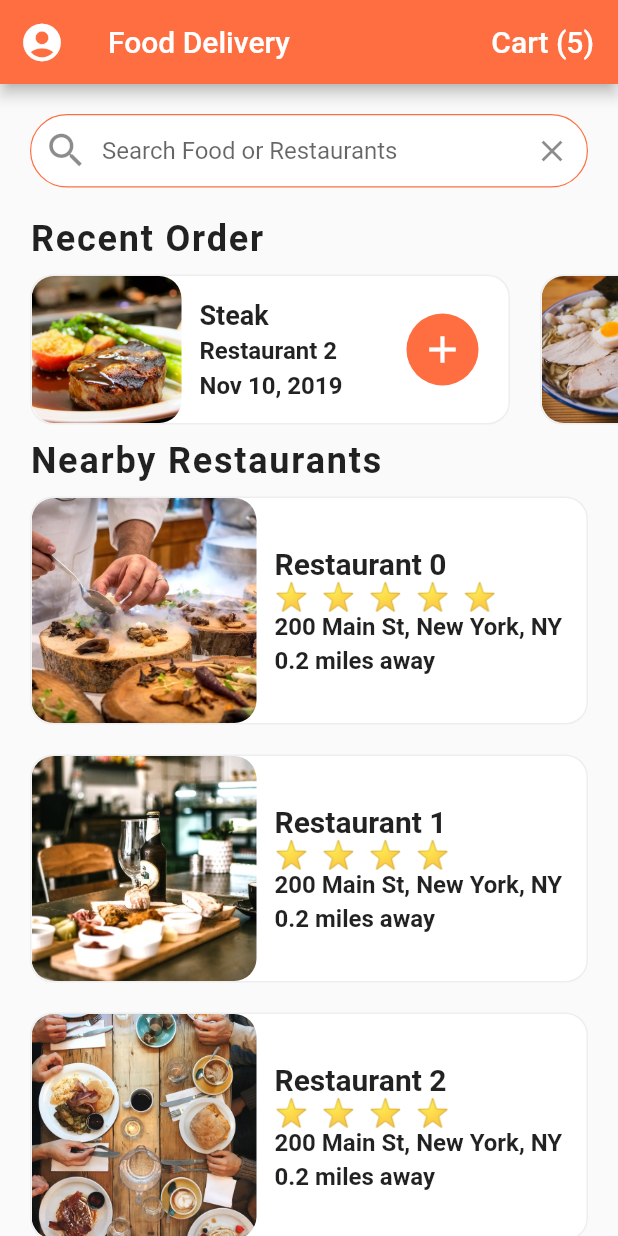
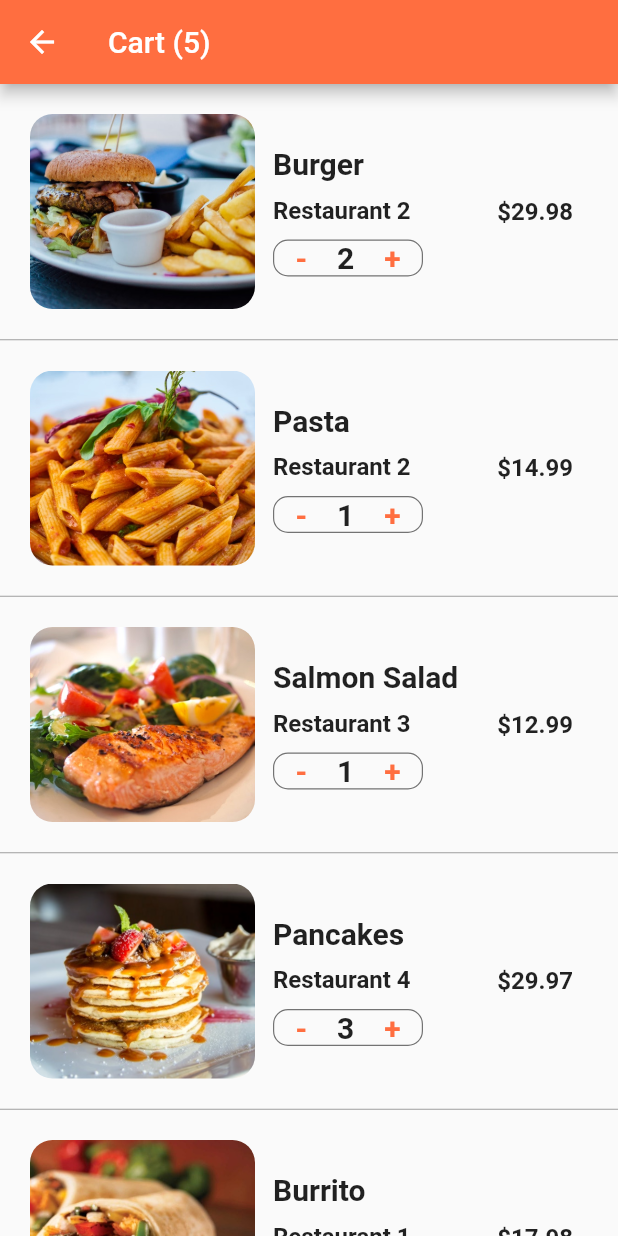
Before and after one commit to DitoCahyaPratama/flutter-food-delivery, a Flutter app: the screen it shows after launch, after a tap on an icon or button, on a phone screen of 412 x 824 dp. Run offline on Flutter 3.47's test engine with Material 2 defaults, Android fonts, the phone set to English and light mode, and no system bars.

Commit message:
Create Cart Screen and Items Quantity Selector

```diff
--- /dev/null
+++ b/lib/screens/cart_screen.dart
@@ -0,0 +1,144 @@
+import 'package:flutter/material.dart';
+import 'package:flutter_food_delivery_ui/data/data.dart';
+import 'package:flutter_food_delivery_ui/models/order.dart';
+
+class CartScreen extends StatefulWidget {
+  @override
+  _CartScreenState createState() => _CartScreenState();
+}
+
+class _CartScreenState extends State<CartScreen> {
+  _buildCartItem(Order order) {
+    return Container(
+      padding: EdgeInsets.all(20.0),
+      height: 170.0,
+      child: Row(
+        children: <Widget>[
+          Expanded(
+            child: Row(
+              children: <Widget>[
+                Container(
+                  width: 150.0,
+                  decoration: BoxDecoration(
+                    image: DecorationImage(
+                      image: AssetImage(order.food.imageUrl),
+                      fit: BoxFit.cover,
+                    ),
+                    borderRadius: BorderRadius.circular(15.0),
+                  ),
+                ),
+                Expanded(
+                  child: Container(
+                    margin: EdgeInsets.all(12.0),
+                    child: Column(
+                      mainAxisAlignment: MainAxisAlignment.center,
+                      crossAxisAlignment: CrossAxisAlignment.start,
+                      children: <Widget>[
+                        Text(
+                          order.food.name,
+                          style: TextStyle(
+                            fontSize: 20.0,
+                            fontWeight: FontWeight.bold,
+                          ),
+                          overflow: TextOverflow.ellipsis,
+                        ),
+                        SizedBox(height: 10.0),
+                        Text(
+                          order.restaurant.name,
+                          style: TextStyle(
+                            fontSize: 16.0,
+                            fontWeight: FontWeight.w600,
+                          ),
+                          overflow: TextOverflow.ellipsis,
+                        ),
+                        SizedBox(height: 10.0),
+                        Container(
+                          width: 100.0,
+                          decoration: BoxDecoration(
+                            borderRadius: BorderRadius.circular(10.0),
+                            border: Border.all(
+                              width: 0.8,
+                              color: Colors.black54,
+                            ),
+                          ),
+                          child: Row(
+                            mainAxisAlignment: MainAxisAlignment.center,
+                            children: <Widget>[
+                              GestureDetector(
+                                onTap: () {},
+                                child: Text(
+                                  '-',
+                                  style: TextStyle(
+                                    color: Theme.of(context).primaryColor,
+                                    fontSize: 20.0,
+                                    fontWeight: FontWeight.w600,
+                                  ),
+                                ),
+                              ),
+                              SizedBox(width: 20.0),
+                              Text(
+                                order.quantity.toString(),
+                                style: TextStyle(
+                                  fontSize: 20.0,
+                                  fontWeight: FontWeight.w600,
+                                ),
+                              ),
+                              SizedBox(width: 20.0),
+                              GestureDetector(
+                                onTap: () {},
+                                child: Text(
+                                  '+',
+                                  style: TextStyle(
+                                    color: Theme.of(context).primaryColor,
+                                    fontSize: 20.0,
+                                    fontWeight: FontWeight.w600,
+                                  ),
+                                ),
+                              ),
+                            ],
+                          ),
+                        ),
+                      ],
+                    ),
+                  ),
+                ),
+              ],
+            ),
+          ),
+          Container(
+            margin: EdgeInsets.all(10.0),
+            child: Text(
+              '\$${order.quantity * order.food.price}',
+              style: TextStyle(
+                fontSize: 16.0,
+                fontWeight: FontWeight.w600,
+              ),
+            ),
+          ),
+        ],
+      ),
+    );
+  }
+
+  @override
+  Widget build(BuildContext context) {
+    return Scaffold(
+      appBar: AppBar(
+        title: Text('Cart (${currentUser.cart.length})'),
+      ),
+      body: ListView.separated(
+        itemCount: currentUser.cart.length,
+        itemBuilder: (BuildContext context, int index) {
+          Order order = currentUser.cart[index];
+          return _buildCartItem(order);
+        },
+        separatorBuilder: (BuildContext context, int index) {
+          return Divider(
+            height: 1.0,
+            color: Colors.grey,
+          );
+        },
+      ),
+    );
+  }
+}
--- a/lib/screens/home_screen.dart
+++ b/lib/screens/home_screen.dart
@@ -1,6 +1,7 @@
 import 'package:flutter/material.dart';
 import 'package:flutter_food_delivery_ui/data/data.dart';
 import 'package:flutter_food_delivery_ui/models/restaurant.dart';
+import 'package:flutter_food_delivery_ui/screens/cart_screen.dart';
 import 'package:flutter_food_delivery_ui/screens/restaurant_screen.dart';
 import 'package:flutter_food_delivery_ui/widgets/rating_stars.dart';
 import 'package:flutter_food_delivery_ui/widgets/recent_orders.dart';
@@ -108,9 +109,17 @@ class _HomeScreenState extends State<HomeScreen> {
           FlatButton(
             child: Text(
               'Cart (${currentUser.cart.length})',
-              style: TextStyle(color: Colors.white, fontSize: 20.0),
+              style: TextStyle(
+                color: Colors.white,
+                fontSize: 20.0,
+              ),
             ),
-            onPressed: () {},
+            onPressed: () => Navigator.push(
+              context,
+              MaterialPageRoute(
+                builder: (_) => CartScreen(),
+              ),
+            ),
           )
         ],
       ),
```
